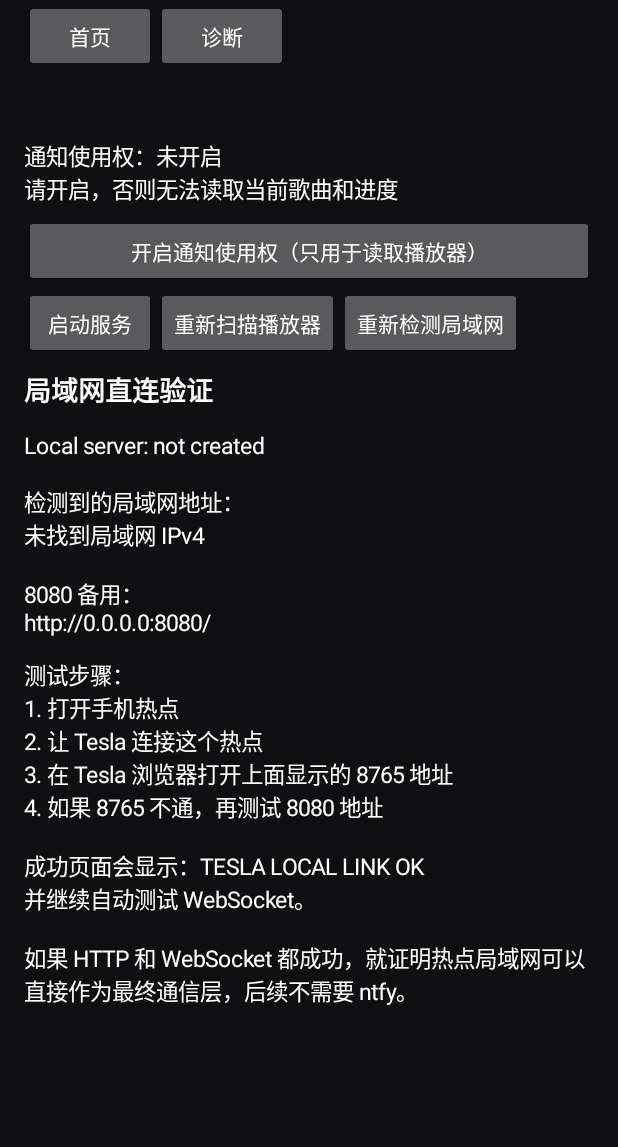
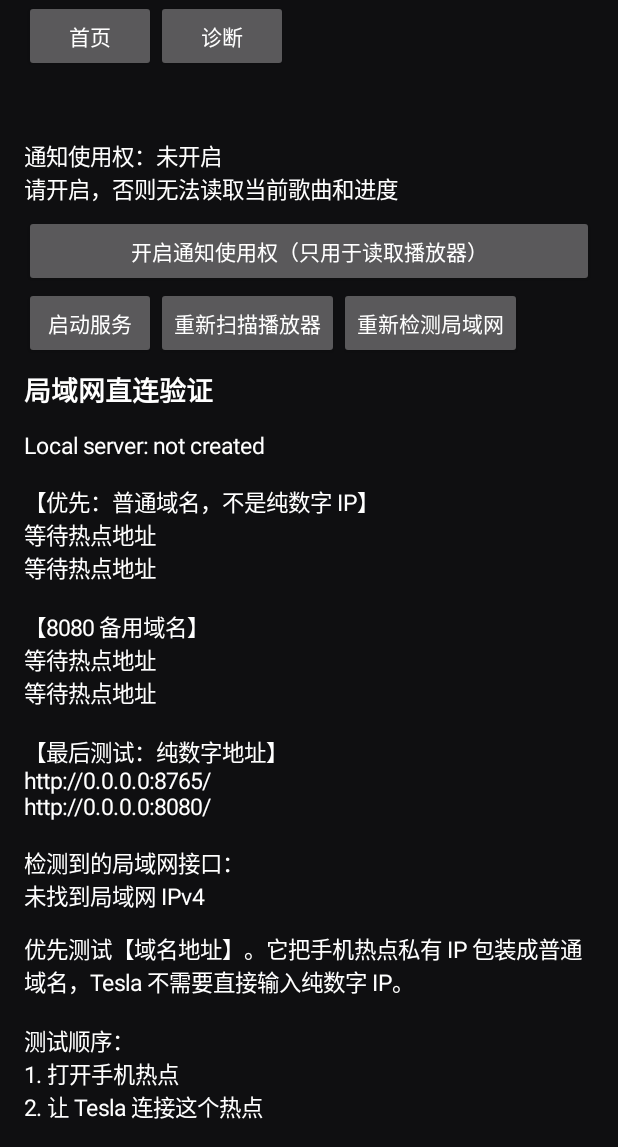
Before and after one commit to hanz316/TeslaLyrics, an Android app: the screen it shows after launch (MainActivity), on a phone screen of 412 x 824 dp, the part 89-1236 px from its top. Run offline under Robolectric (Android 15) with nearby library versions, the light colour scheme and no system bars; 3 statements that could not run were skipped.

Commit message:
Add hostname aliases for Tesla LAN probe

```diff
--- a/bluetooth_overlay/app/src/main/java/com/teslalyrics/app/MainActivity.java
+++ b/bluetooth_overlay/app/src/main/java/com/teslalyrics/app/MainActivity.java
@@ -92,14 +92,15 @@ public final class MainActivity extends Activity {
         content.addView(txt("局域网直连验证",18,true));
         lanStatus=txt("",15,false);content.addView(lanStatus);
         content.addView(txt(
-                "测试步骤：\n"+
+                "优先测试【域名地址】。它把手机热点私有 IP 包装成普通域名，Tesla 不需要直接输入纯数字 IP。\n\n"+
+                "测试顺序：\n"+
                 "1. 打开手机热点\n"+
                 "2. 让 Tesla 连接这个热点\n"+
-                "3. 在 Tesla 浏览器打开上面显示的 8765 地址\n"+
-                "4. 如果 8765 不通，再测试 8080 地址\n\n"+
-                "成功页面会显示：TESLA LOCAL LINK OK\n"+
-                "并继续自动测试 WebSocket。\n\n"+
-                "如果 HTTP 和 WebSocket 都成功，就证明热点局域网可以直接作为最终通信层，后续不需要 ntfy。",15,false));
+                "3. 在 Tesla 浏览器打开 nip.io 域名地址\n"+
+                "4. 不通再试 sslip.io 域名地址\n"+
+                "5. 最后才测试纯数字 IP\n\n"+
+                "这些域名只是 DNS 映射：浏览器最终仍直接连接手机局域网地址，网页流量不会经过 nip.io/sslip.io 服务器。\n\n"+
+                "成功页面会显示：TESLA LOCAL LINK OK，并继续自动测试 WebSocket。",15,false));
     }
 
     private void diagnosticsPage(){
@@ -129,10 +130,16 @@ public final class MainActivity extends Activity {
     private void startCore(){send(LyricsService.ACTION_START);}
     private void send(String a){startForegroundService(new Intent(this,LyricsService.class).setAction(a));}
 
+    private static String hostnameAlias(String ip,String domain,int port){
+        if(ip==null||ip.isEmpty()||"0.0.0.0".equals(ip))return "等待热点地址";
+        return "http://"+ip.replace('.', '-')+"."+domain+":"+port+"/";
+    }
+
     @SuppressLint("SetTextI18n")
     private void refresh(){
         TrackMetadata t=state.trackCopy();
         boolean access=hasMediaAccess();
+        String ip=NetworkUtils.bestLanAddress();
         if(homeStatus!=null)homeStatus.setText(
                 "服务："+state.diagnostics().split("\\n")[0].replace("Service: ","")+"\n"+
                 "播放器："+(state.mediaConnected()?MediaSessionMonitor.friendlyName(state.playerPackage()):"等待连接")+"\n\n"+
@@ -141,8 +148,15 @@ public final class MainActivity extends Activity {
                 "通知使用权："+(access?"已开启":"未开启")+
                 (access?"\n已可读取手机播放器 MediaSession":"\n请开启，否则无法读取当前歌曲和进度"));
         if(lanStatus!=null)lanStatus.setText(
-                LocalServer.statusReport()+"\n\n检测到的局域网地址：\n"+NetworkUtils.candidateReport()+
-                "\n\n8080 备用：\nhttp://"+NetworkUtils.bestLanAddress()+":8080/");
+                LocalServer.statusReport()+
+                "\n\n【优先：普通域名，不是纯数字 IP】\n"+
+                hostnameAlias(ip,"nip.io",8765)+"\n"+
+                hostnameAlias(ip,"sslip.io",8765)+
+                "\n\n【8080 备用域名】\n"+
+                hostnameAlias(ip,"nip.io",8080)+"\n"+
+                hostnameAlias(ip,"sslip.io",8080)+
+                "\n\n【最后测试：纯数字地址】\nhttp://"+ip+":8765/\nhttp://"+ip+":8080/"+
+                "\n\n检测到的局域网接口：\n"+NetworkUtils.candidateReport());
         if(diag!=null)diag.setText(state.diagnostics()+"\n\n"+LocalServer.statusReport()+"\n\nInterfaces:\n"+NetworkUtils.candidateReport());
         if(logs!=null)logs.setText(String.join("\n",state.log.snapshot()));
     }
```
